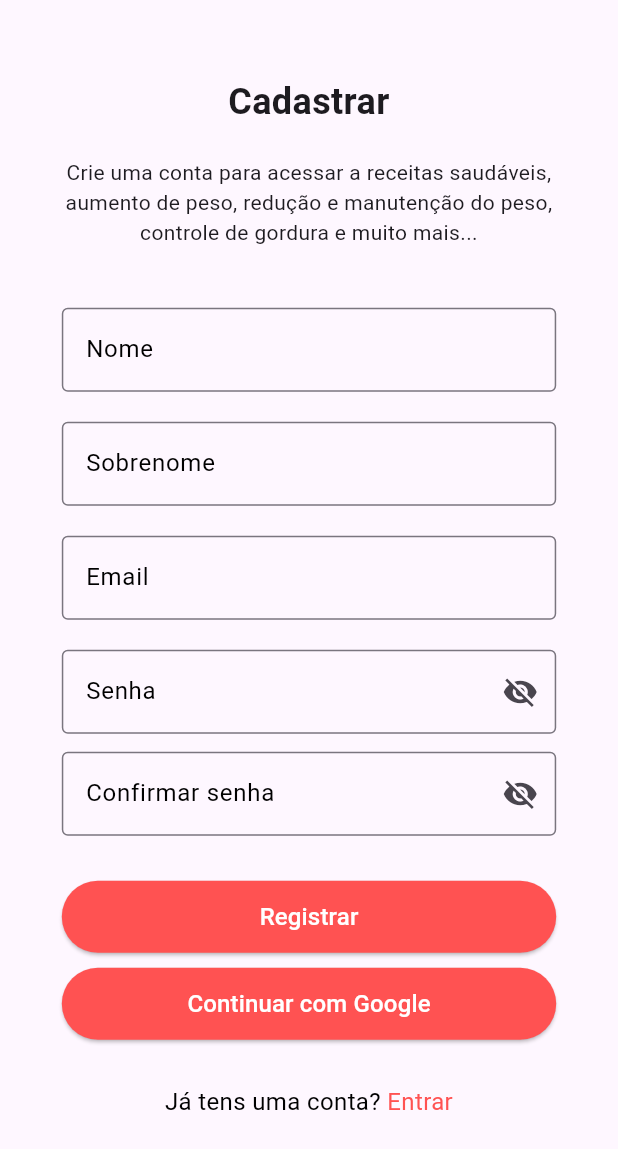
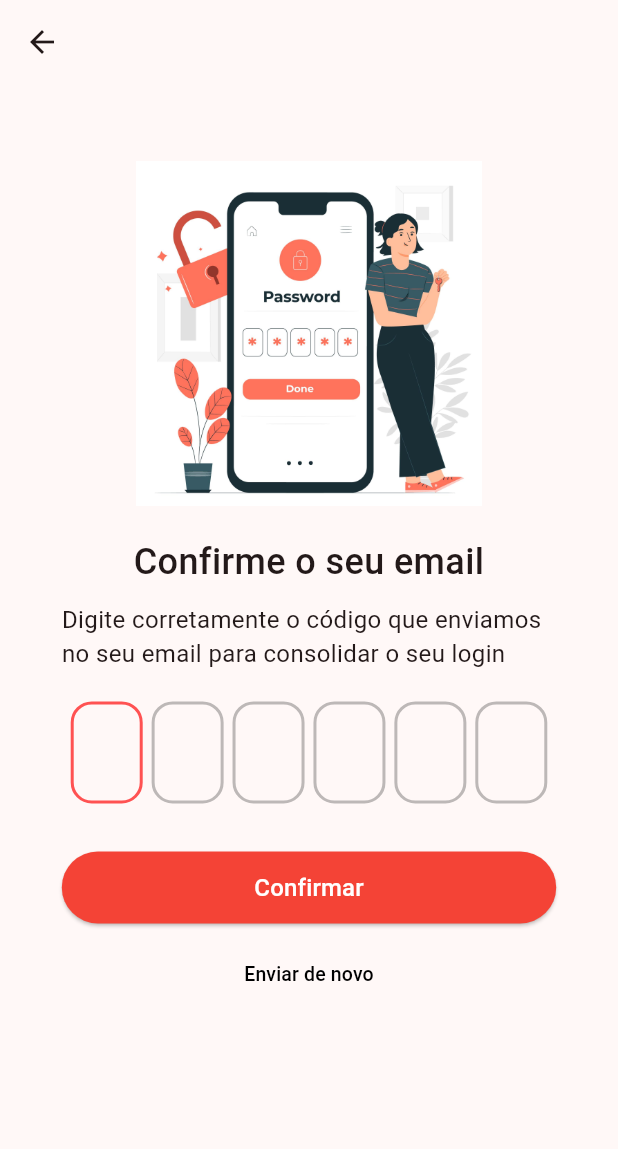
Before and after one commit to arikardnoir/kipiteu-app, a Flutter app: the SignUpScreen screen opened directly, after a tap on "Registrar", on a phone screen of 412 x 824 dp. Shown: the top 1149 px of the screen. Run offline on Flutter 3.47's test engine with Material 3 defaults, Android fonts, the phone set to English and light mode, and no system bars; our stand-ins replace google_sign_in; network calls fail.

Commit message:
Receber o OTP depois de cadastrar o usuario, enviar o OTP para o servidor e exibir a resposta

```diff
--- a/lib/main.dart
+++ b/lib/main.dart
@@ -14,7 +14,7 @@ class MyApp extends StatelessWidget {
     return MaterialApp(
       debugShowCheckedModeBanner: false,
       theme: ThemeData(
-        colorScheme: ColorScheme.fromSeed(seedColor: Colors.deepPurple),
+        colorScheme: ColorScheme.fromSeed(seedColor: Colors.redAccent),
         useMaterial3: true,
       ),
       home: const InitialScreen(),
--- /dev/null
+++ b/lib/screens/sign/otp_screen.dart
@@ -0,0 +1,194 @@
+// ignore_for_file: library_private_types_in_public_api, avoid_print, use_build_context_synchronously
+
+import 'dart:convert';
+
+import 'package:flutter/material.dart';
+import 'package:http/http.dart' as http;
+import 'package:kipiteu_app/screens/sign/sign_in_screen.dart';
+
+class OTPScreen extends StatefulWidget {
+  const OTPScreen({super.key});
+
+  @override
+  _OTPScreenState createState() => _OTPScreenState();
+}
+
+class _OTPScreenState extends State<OTPScreen> {
+  final TextEditingController _controller1 = TextEditingController();
+  final TextEditingController _controller2 = TextEditingController();
+  final TextEditingController _controller3 = TextEditingController();
+  final TextEditingController _controller4 = TextEditingController();
+  final TextEditingController _controller5 = TextEditingController();
+  final TextEditingController _controller6 = TextEditingController();
+
+  @override
+  void dispose() {
+    _controller1.dispose();
+    _controller2.dispose();
+    _controller3.dispose();
+    _controller4.dispose();
+    _controller5.dispose();
+    _controller6.dispose();
+    super.dispose();
+  }
+
+  @override
+  Widget build(BuildContext context) {
+    return Scaffold(
+      appBar: AppBar(),
+      body: LayoutBuilder(
+        builder: (BuildContext context, BoxConstraints constraints) {
+          return SingleChildScrollView(
+            child: Padding(
+              padding: EdgeInsets.all(constraints.maxWidth * 0.1),
+              child: Column(
+                mainAxisAlignment: MainAxisAlignment.start,
+                crossAxisAlignment: CrossAxisAlignment.stretch,
+                children: [
+                  const SizedBox(height: 10.0),
+                  Image.asset(
+                    'assets/images/numbercheck.jpg',
+                    height: constraints.maxHeight * 0.3,
+                  ),
+                  const SizedBox(height: 20.0),
+                  const Text(
+                    'Confirme o seu email',
+                    textAlign: TextAlign.center,
+                    style:
+                        TextStyle(fontSize: 24.0, fontWeight: FontWeight.w500),
+                  ),
+                  const SizedBox(height: 10.0),
+                  const Text(
+                    'Digite corretamente o código que enviamos no seu email para consolidar o seu login',
+                    textAlign: TextAlign.left,
+                    style:
+                        TextStyle(fontSize: 16.0, fontWeight: FontWeight.w400),
+                  ),
+                  const SizedBox(height: 20.0),
+                  Row(
+                    mainAxisAlignment: MainAxisAlignment.spaceEvenly,
+                    children: [
+                      _textFieldOTP(
+                          controller: _controller1, first: true, last: false),
+                      _textFieldOTP(
+                          controller: _controller2, first: false, last: false),
+                      _textFieldOTP(
+                          controller: _controller3, first: false, last: false),
+                      _textFieldOTP(
+                          controller: _controller4, first: false, last: false),
+                      _textFieldOTP(
+                          controller: _controller5, first: false, last: false),
+                      _textFieldOTP(
+                          controller: _controller6, first: false, last: true),
+                    ],
+                  ),
+                  const SizedBox(height: 20),
+                  ElevatedButton(
+                    onPressed: () {
+                      String code = _controller1.text +
+                          _controller2.text +
+                          _controller3.text +
+                          _controller4.text +
+                          _controller5.text +
+                          _controller6.text;
+                      _verifyOTPService(code, context);
+                      print(code);
+                    },
+                    style: ElevatedButton.styleFrom(
+                      foregroundColor: Colors.white,
+                      backgroundColor: Colors.red,
+                      shape: RoundedRectangleBorder(
+                        borderRadius: BorderRadius.circular(31.0),
+                      ),
+                      fixedSize: const Size.fromHeight(48),
+                    ),
+                    child: const Text(
+                      'Confirmar',
+                      style: TextStyle(fontSize: 16.0),
+                    ),
+                  ),
+                  const SizedBox(height: 10),
+                  TextButton(
+                    onPressed: () {},
+                    child: const Text(
+                      'Enviar de novo',
+                      style: TextStyle(fontSize: 13.0, color: Colors.black),
+                      textAlign: TextAlign.end,
+                    ),
+                  ),
+                ],
+              ),
+            ),
+          );
+        },
+      ),
+    );
+  }
+
+  _textFieldOTP(
+      {required TextEditingController controller,
+      required bool first,
+      bool? last}) {
+    return SizedBox(
+      height: 80,
+      child: AspectRatio(
+        aspectRatio: 0.6,
+        child: TextField(
+          controller: controller,
+          autofocus: true,
+          onChanged: (value) {
+            if (value.length == 1 && last == false) {
+              FocusScope.of(context).nextFocus();
+            }
+            if (value.length == 1 && first == false) {
+              FocusScope.of(context).previousFocus();
+            }
+          },
+          showCursor: false,
+          readOnly: false,
+          textAlign: TextAlign.center,
+          style: const TextStyle(fontWeight: FontWeight.bold, fontSize: 24),
+          keyboardType: TextInputType.number,
+          maxLength: 1,
+          decoration: InputDecoration(
+              counter: const Offstage(),
+              enabledBorder: OutlineInputBorder(
+                borderSide: const BorderSide(width: 2, color: Colors.black26),
+                borderRadius: BorderRadius.circular(14),
+              ),
+              focusedBorder: OutlineInputBorder(
+                  borderSide:
+                      const BorderSide(width: 2, color: Colors.redAccent),
+                  borderRadius: BorderRadius.circular(14))),
+        ),
+      ),
+    );
+  }
+
+  Future<void> _verifyOTPService(String code, BuildContext context) async {
+    const url = 'https://kipiteu.onrender.com/users/verify';
+
+    try {
+      final response = await http.post(
+        Uri.parse(url),
+        body: jsonEncode({'code': code}),
+        headers: {'Content-Type': 'application/json'},
+      );
+
+      if (response.statusCode == 200) {
+        print('OTP verificado com sucesso!');
+
+        Navigator.push(
+          context,
+          MaterialPageRoute(builder: (context) => const SignInScreen()),
+        );
+      } else {
+        print('Erro ao verificar OTP: ${response.body}');
+        throw Exception('Erro ao verificar OTP');
+      }
+    } catch (error) {
+      print('Erro ao verificar OTP: $error');
+      throw Exception('Erro ao verificar OTP');
+    }
+  }
+}
--- a/lib/screens/sign/sign_up_screen.dart
+++ b/lib/screens/sign/sign_up_screen.dart
@@ -1,9 +1,12 @@
-// ignore_for_file: avoid_print, unused_field
+// ignore_for_file: avoid_print, unused_field, use_build_context_synchronously
 
 import 'package:flutter/gestures.dart';
 import 'package:flutter/material.dart';
+import 'package:kipiteu_app/screens/sign/otp_screen.dart';
+
 import 'package:kipiteu_app/screens/sign/sign_in_screen.dart';
 import 'package:kipiteu_app/services/google_services/google_sign_in_service/google_sign_in_service.dart';
+import 'package:kipiteu_app/services/otp_services.dart/send_otp_service.dart';
 import 'package:kipiteu_app/services/sign_up_services/sign_up_service.dart';
 
 class SignUpScreen extends StatefulWidget {
@@ -40,7 +43,7 @@ class _SignUpScreenState extends State<SignUpScreen> {
                     height: 10.0,
                   ),
                   const Text(
-                    'Cadastrar',
+                    'Registrar',
                     textAlign: TextAlign.center,
                     style:
                         TextStyle(fontSize: 24.0, fontWeight: FontWeight.bold),
@@ -56,6 +59,7 @@ class _SignUpScreenState extends State<SignUpScreen> {
                   ),
                   const SizedBox(height: 40),
                   TextField(
+                    keyboardType: TextInputType.name,
                     controller: nameController,
                     decoration: const InputDecoration(
                       border: OutlineInputBorder(),
@@ -72,6 +76,7 @@ class _SignUpScreenState extends State<SignUpScreen> {
                   ),
                   const SizedBox(height: 20),
                   TextField(
+                    keyboardType: TextInputType.name,
                     controller: nicknameController,
                     decoration: const InputDecoration(
                       border: OutlineInputBorder(),
@@ -89,6 +94,7 @@ class _SignUpScreenState extends State<SignUpScreen> {
                   const SizedBox(height: 20),
                   TextField(
                     controller: emailController,
+                    keyboardType: TextInputType.emailAddress,
                     decoration: const InputDecoration(
                       border: OutlineInputBorder(),
                       focusedBorder: OutlineInputBorder(
@@ -159,12 +165,17 @@ class _SignUpScreenState extends State<SignUpScreen> {
                     onPressed: () async {
                       try {
                         await SignUpAPIService.signUp(
-                          name: nameController.text,
+                          fullname: nameController.text,
                           nickname: nicknameController.text,
                           email: emailController.text,
                           password: passwordController.text,
                         );
-                        // Aqui você pode adicionar a navegação para a próxima tela se o registro for bem-sucedido
+                        sendOTPService(emailController.text);
+                        Navigator.of(context).pushReplacement(
+                          MaterialPageRoute(
+                            builder: (context) => const OTPScreen(),
+                          ),
+                        );
                       } catch (error) {
                         // Lidar com qualquer erro que ocorra durante o registro
                         print('Erro durante o registro: $error');
@@ -193,13 +204,11 @@ class _SignUpScreenState extends State<SignUpScreen> {
                       try {
                         await GoogleSignInAPIService();
                       } catch (error) {
-                        // Ação a ser realizada em caso de erro durante o login
                         print('Erro durante o login com o Google: $error');
                       }
                     },
                     style: ElevatedButton.styleFrom(
-                      minimumSize: const Size(
-                          double.infinity, 48), // Expandindo horizontalmente
+                      minimumSize: const Size(double.infinity, 48),
                       foregroundColor: Colors.white,
                       backgroundColor: Colors.redAccent,
                       shape: RoundedRectangleBorder(
--- /dev/null
+++ b/lib/services/otp_services.dart/send_otp_service.dart
@@ -0,0 +1,30 @@
+// ignore_for_file: avoid_print
+
+import 'dart:convert';
+import 'package:http/http.dart' as http;
+
+Future<void> sendOTPService(String email) async {
+  // Aqui você precisa chamar sua API ou serviço para enviar o OTP por email
+  // Por exemplo, se você estiver usando um serviço de envio de emails como SendGrid,
+  // você precisará fazer uma solicitação HTTP POST para a API do SendGrid.
+
+  const url = 'https://kipiteu.onrender.com/users/verify';
+
+  try {
+    final response = await http.post(
+      Uri.parse(url),
+      body: jsonEncode({'email': email}),
+      headers: {'Content-Type': 'application/json'},
+    );
+
+    if (response.statusCode == 200) {
+      print('OTP enviado com sucesso para $email');
+    } else {
+      print('Erro ao enviar OTP para $email: ${response.body}');
+      throw Exception('Erro ao enviar OTP');
+    }
+  } catch (error) {
+    print('Erro ao enviar OTP: $error');
+    throw Exception('Erro ao enviar OTP');
+  }
+}
--- a/lib/services/sign_up_services/sign_up_service.dart
+++ b/lib/services/sign_up_services/sign_up_service.dart
@@ -1,6 +1,9 @@
 // ignore_for_file: avoid_print
 
+/* // ignore_for_file: avoid_print
+
 import 'dart:convert';
+
 import 'package:http/http.dart' as http;
 
 class SignUpAPIService {
@@ -28,9 +31,8 @@ class SignUpAPIService {
     );
 
     if (response.statusCode == 201) {
-      // Usuário cadastrado com sucesso
       print('Usuário cadastrado com sucesso');
-      print('Resposta do backend: ${response.body}');
+      //print('Resposta do backend: ${response.body}');
     } else {
       // Falha no cadastro do usuário
       // Exibir mensagem de erro ou fazer outra ação apropriada
@@ -39,3 +41,50 @@ class SignUpAPIService {
     }
   }
 }
+ */
+
+import 'dart:convert';
+import 'package:http/http.dart' as http;
+import 'package:kipiteu_app/services/otp_services.dart/send_otp_service.dart';
+
+class SignUpAPIService {
+  SignUpAPIService(
+      String fullname, String nickname, String email, String password);
+
+  static Future<void> signUp({
+    required String fullname,
+    required String nickname,
+    required String email,
+    required String password,
+  }) async {
+    const url = 'https://kipiteu.onrender.com/users';
+    try {
+      final response = await http.post(
+        Uri.parse(url),
+        headers: <String, String>{
+          'Content-Type': 'application/json; charset=UTF-8',
+        },
+        body: jsonEncode({
+          'fullname': fullname,
+          'nickname': nickname,
+          'email': email,
+          'password': password,
+        }),
+      );
+
+      if (response.statusCode == 201) {
+        print('Usuário cadastrado com sucesso');
+        await sendOTPService(email); // Enviar OTP após o cadastro bem-sucedido
+      } else {
+        // Falha no cadastro do usuário
+        // Exibir mensagem de erro ou fazer outra ação apropriada
+        print('Falha ao cadastrar usuário: ${response.statusCode}');
+        print('Erro: ${response.body}');
+      }
+    } catch (error) {
+      // Lidar com erros de rede ou outras exceções
+      print('Erro durante o cadastro do usuário: $error');
+      // Exibir mensagem de erro ou fazer outra ação apropriada
+    }
+  }
+}
--- a/pubspec.yaml
+++ b/pubspec.yaml
@@ -38,6 +38,7 @@ dependencies:
   google_sign_in: ^6.2.1
   crypto: ^3.0.3
   http: ^1.2.1
+  email_auth: ^2.0.0
 
 
 dev_dependencies:
@@ -64,8 +65,9 @@ flutter:
 
   # To add assets to your application, add an assets section, like this:
   assets:
-     - assets/icons/6132028.jpg
-     - assets/icons/8071239.jpg
+     - assets/images/6132028.jpg
+     - assets/images/8071239.jpg
+     - assets/images/numbercheck.jpg
 
   # An image asset can refer to one or more resolution-specific "variants", see
   # https://flutter.dev/assets-and-images/#resolution-aware
```
Also changed, not shown: lib/screens/initial/account_type.dart (+4 -3 lines), lib/screens/initial/initial_screen.dart (+5 -5 lines), lib/services/otp_services.dart/verify_otp_service.dart (added, +28 -0 lines), lib/validations/email_validations/email_validation.dart (deleted, +0 -8 lines), lib/validations/name_validations/name_validation.dart (deleted, +0 -8 lines), assets/images/3712756.jpg (renamed from assets/icons/3712756.jpg), assets/images/6132028.jpg (renamed from assets/icons/6132028.jpg), assets/images/8071239.jpg (renamed from assets/icons/8071239.jpg), assets/images/numbercheck.jpg (added), lib/validations/sign_up_validations/sign_up_validations.dart (deleted), pubspec.lock.
